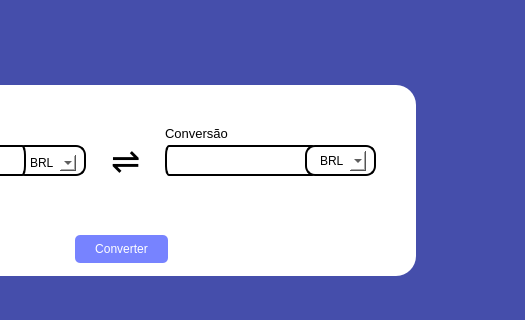
The window that Conversor.ui (luacarlos/Conversor-de-moedas) describes before a commit, drawn with Qt 5; both pictures show x 275 to 800 and y 155 to 475 of the 800 by 600 pixel window.
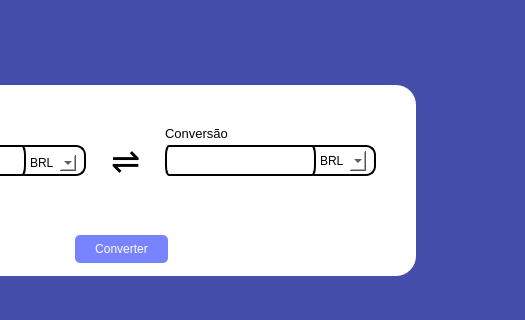
The same window after the commit.

```diff
--- a/Conversor.ui
+++ b/Conversor.ui
@@ -160,19 +160,6 @@
       <string notr="true">border:2px solid black; border-radius:4px 10px;</string>
      </property>
     </widget>
-    <widget class="QLineEdit" name="lineEdit_2">
-     <property name="geometry">
-      <rect>
-       <x>330</x>
-       <y>60</y>
-       <width>151</width>
-       <height>31</height>
-      </rect>
-     </property>
-     <property name="styleSheet">
-      <string notr="true">border:2px solid black; border-radius:4px 10px;</string>
-     </property>
-    </widget>
     <widget class="QLabel" name="label_6">
      <property name="geometry">
       <rect>
@@ -248,6 +235,22 @@
       </property>
      </item>
     </widget>
+    <widget class="QLabel" name="label_saida">
+     <property name="geometry">
+      <rect>
+       <x>330</x>
+       <y>60</y>
+       <width>151</width>
+       <height>31</height>
+      </rect>
+     </property>
+     <property name="styleSheet">
+      <string notr="true">border:2px solid black; border-radius:4px 10px;</string>
+     </property>
+     <property name="text">
+      <string/>
+     </property>
+    </widget>
    </widget>
    <widget class="QLabel" name="label">
     <property name="geometry">
```
Left out of the diff: 4 changed lines with no effect on the pictures.
